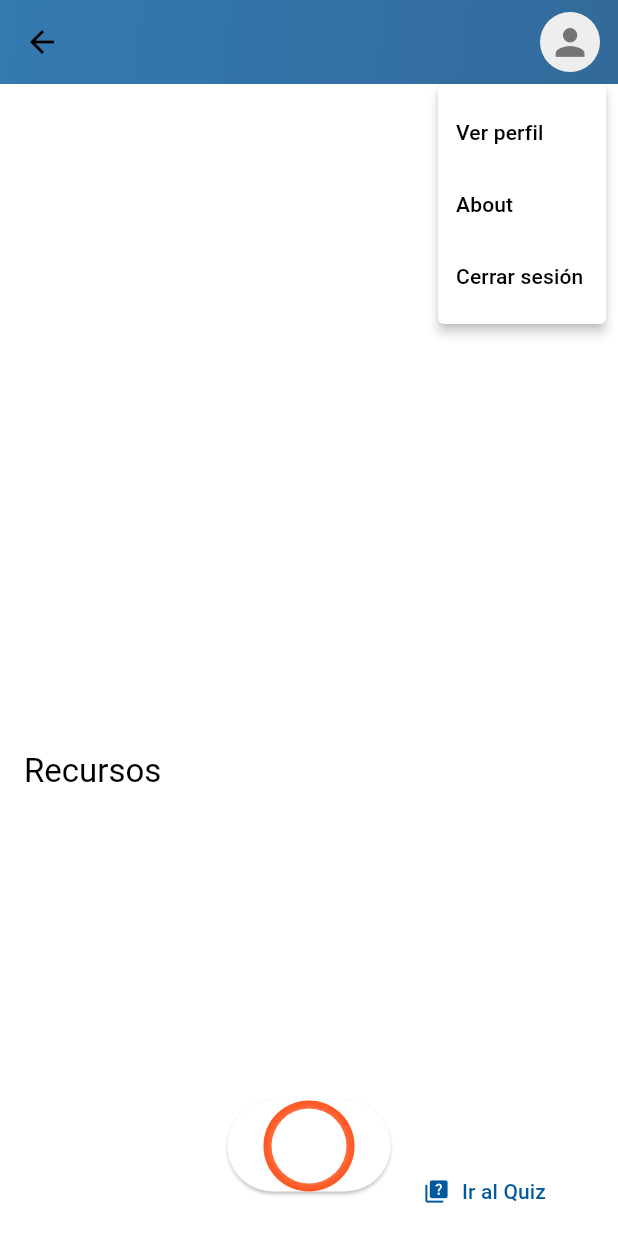
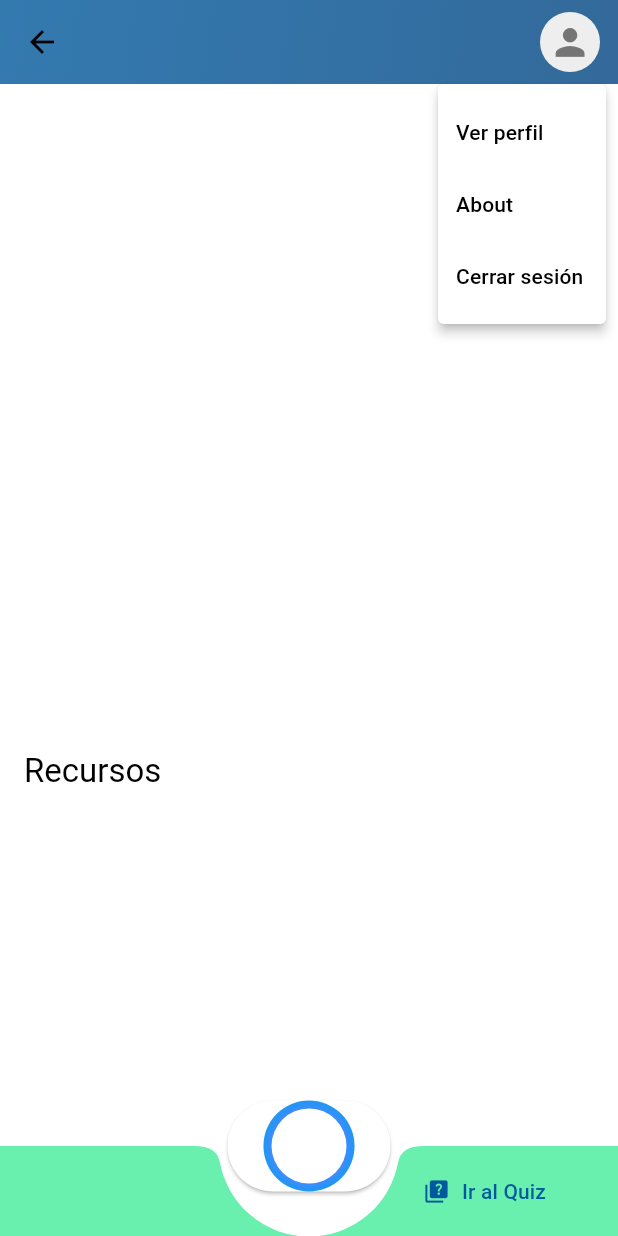
Before and after one commit to San-43/Tutorial-App, a Flutter app: the Topic screen opened directly with empty values, after a tap on the "person" icon, on a phone screen of 412 x 824 dp. Run offline on Flutter 3.47's test engine with Material 3 defaults, Android fonts, the phone set to English and light mode, and no system bars; our stand-ins replace cloud_firestore, firebase_auth, firebase_core, google_fonts, image_picker, shared_preferences and 1 more; accounts and stored records are empty; generated files the repository leaves out were written again.

Commit message:
Update UI colors for consistency and improved aesthetics
Changed BottomAppBar color to greenAccent and updated icon-related colors to blue and blueAccent. These adjustments ensure visual consistency across the app and improve the overall user interface design.

```diff
--- a/lib/screens/tutorial/topics/Topic.dart
+++ b/lib/screens/tutorial/topics/Topic.dart
@@ -119,6 +119,7 @@ class _TopicState extends State<Topic> {
       ),
       bottomNavigationBar: BottomAppBar(
         shape: const CircularNotchedRectangle(),
+        color: Colors.greenAccent,
         notchMargin: 6.0,
         height: 60,
         elevation: 3,
@@ -156,7 +157,7 @@ class _TopicState extends State<Topic> {
                 shape: BoxShape.circle,
                 boxShadow: [
                   BoxShadow(
-                    color: Colors.deepOrangeAccent,
+                    color: Colors.blueAccent,
                     offset: Offset(0, 0),
                     blurStyle: BlurStyle.normal,
                     blurRadius: 2,
--- a/lib/utils/animated_border_icon.dart
+++ b/lib/utils/animated_border_icon.dart
@@ -10,7 +10,7 @@ class AnimatedBorderIcon extends StatefulWidget {
     super.key,
     required this.icon,
     this.width = 50.0,
-    this.color = Colors.deepOrange,
+    this.color = Colors.blue,
   });
 
   @override
```
